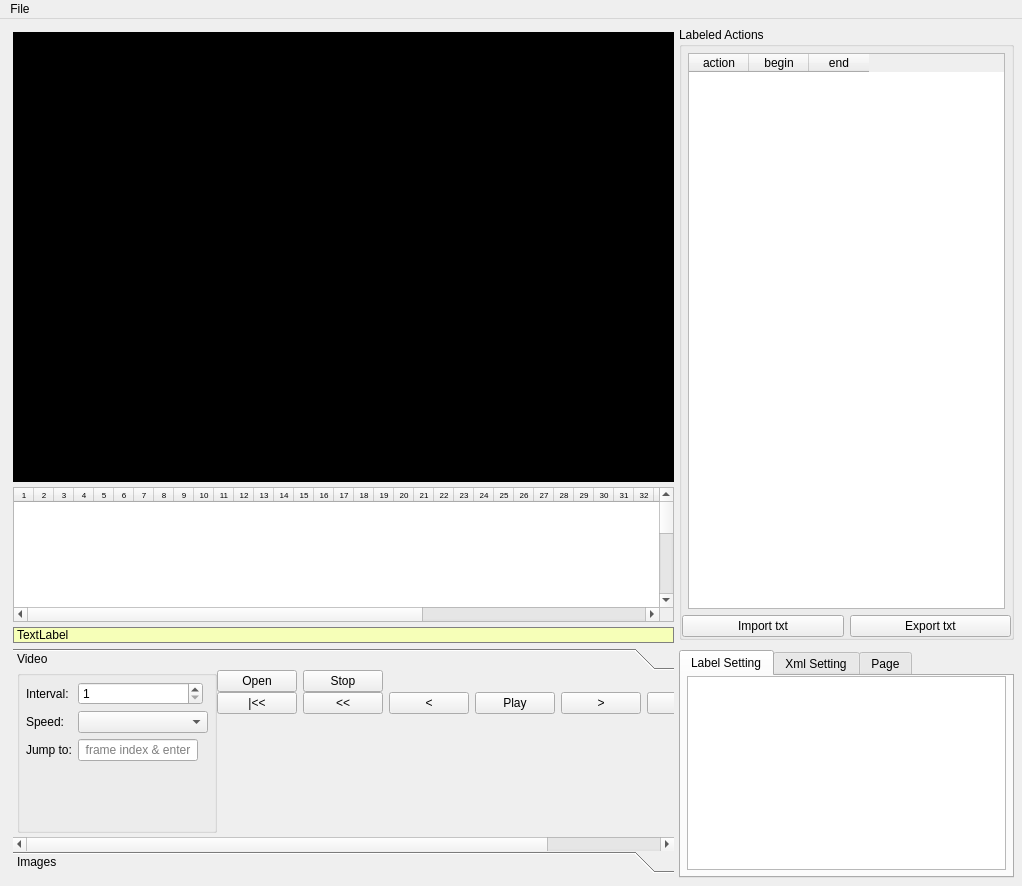
This is qt_gui/mainwindow.ui in ZDL-Git/ActionLabeller as Qt 5 draws it before an edit. The edited form follows.
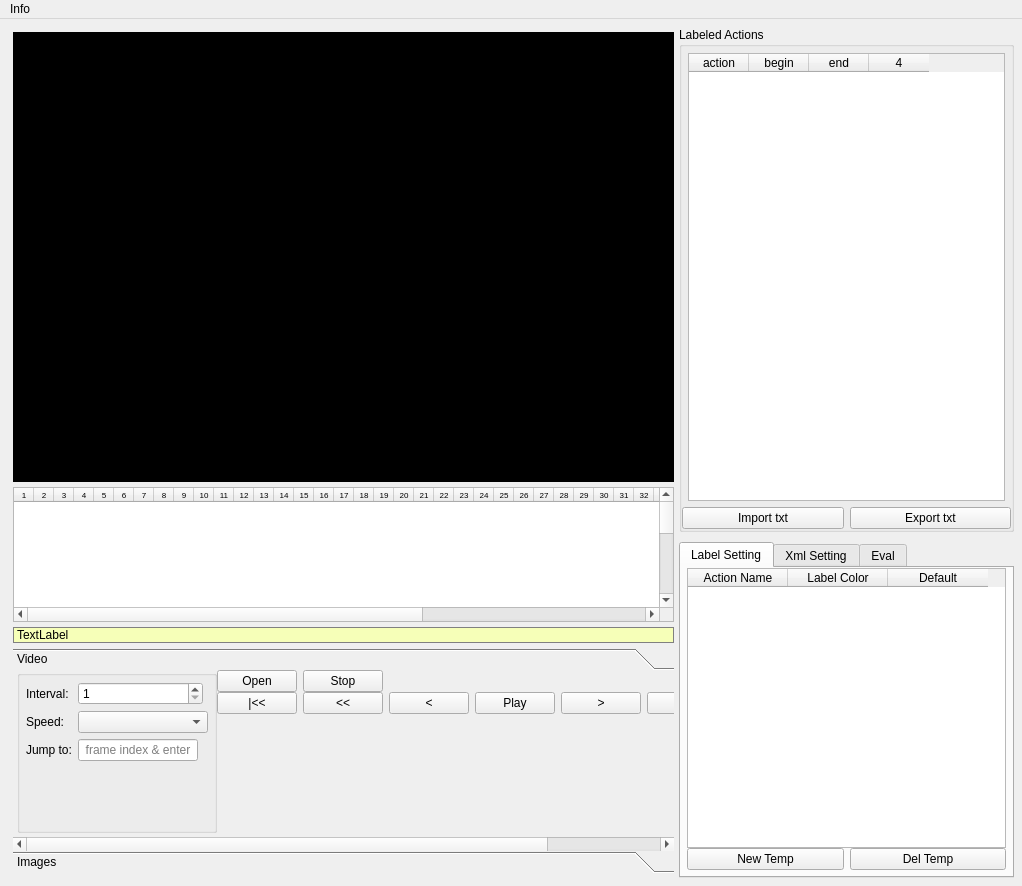
This is the edited form. The open tabs and pages were chosen to show the change. Custom widgets are drawn as their Qt base class.

Commit message: 1.新增ActionLabel类 2.基本实现了action temp维护 TODO：实现选取action的dialog；实现action temp的更新

Diff of the .ui file:
```diff
--- a/qt_gui/mainwindow.ui
+++ b/qt_gui/mainwindow.ui
@@ -823,7 +823,7 @@
        </layout>
       </item>
       <item>
-       <layout class="QGridLayout" name="right_half_layout" columnstretch="0">
+       <layout class="QGridLayout" name="right_half_layout" rowstretch="3,2" columnstretch="0">
         <property name="sizeConstraint">
          <enum>QLayout::SetDefaultConstraint</enum>
         </property>
@@ -937,7 +937,7 @@
                 <bool>true</bool>
                </property>
                <property name="columnCount">
-                <number>3</number>
+                <number>4</number>
                </property>
                <attribute name="horizontalHeaderCascadingSectionResizes">
                 <bool>false</bool>
@@ -963,6 +963,7 @@
                  <string>end</string>
                 </property>
                </column>
+               <column/>
               </widget>
              </item>
             </layout>
@@ -1010,8 +1011,54 @@
             <property name="bottomMargin">
              <number>6</number>
             </property>
+            <property name="verticalSpacing">
+             <number>0</number>
+            </property>
             <item row="0" column="0">
-             <widget class="QListView" name="listView"/>
+             <widget class="LabelTempTableWidget" name="table_label_temp">
+              <property name="columnCount">
+               <number>3</number>
+              </property>
+              <column>
+               <property name="text">
+                <string>Action Name</string>
+               </property>
+              </column>
+              <column>
+               <property name="text">
+                <string>Label Color</string>
+               </property>
+              </column>
+              <column>
+               <property name="text">
+                <string>Default</string>
+               </property>
+              </column>
+             </widget>
+            </item>
+            <item row="2" column="0">
+             <layout class="QHBoxLayout" name="horizontalLayout_8">
+              <property name="topMargin">
+               <number>0</number>
+              </property>
+              <property name="rightMargin">
+               <number>0</number>
+              </property>
+              <item>
+               <widget class="QPushButton" name="btn_new_label_temp">
+                <property name="text">
+                 <string>New Temp</string>
+                </property>
+               </widget>
+              </item>
+              <item>
+               <widget class="QPushButton" name="btn_del_label_temp">
+                <property name="text">
+                 <string>Del Temp</string>
+                </property>
+               </widget>
+              </item>
+             </layout>
             </item>
            </layout>
           </widget>
@@ -1132,7 +1179,7 @@
           </widget>
           <widget class="QWidget" name="tab_3">
            <attribute name="title">
-            <string>Page</string>
+            <string>Eval</string>
            </attribute>
            <layout class="QGridLayout" name="gridLayout">
             <item row="0" column="0">
@@ -1161,14 +1208,14 @@
      <height>22</height>
     </rect>
    </property>
-   <widget class="QMenu" name="menuFile">
+   <widget class="QMenu" name="menuInfo">
     <property name="title">
-     <string>File</string>
+     <string>Info</string>
     </property>
     <addaction name="actionOpen_Video"/>
     <addaction name="actionOpen_image_dir"/>
    </widget>
-   <addaction name="menuFile"/>
+   <addaction name="menuInfo"/>
   </widget>
   <action name="actionsfeb">
    <property name="text">
@@ -1198,6 +1245,16 @@
    <extends>QLabel</extends>
    <header>widgets.h</header>
   </customwidget>
+  <customwidget>
+   <class>LabeledTableWidget</class>
+   <extends>QTableWidget</extends>
+   <header>widgets.h</header>
+  </customwidget>
+  <customwidget>
+   <class>LabelTempTableWidget</class>
+   <extends>QTableWidget</extends>
+   <header>widgets.h</header>
+  </customwidget>
  </customwidgets>
  <tabstops>
   <tabstop>btn_open_video</tabstop>
```
Left out of the diff: 85 changed lines with no effect on the pictures. The commit also changes 5 other files.
